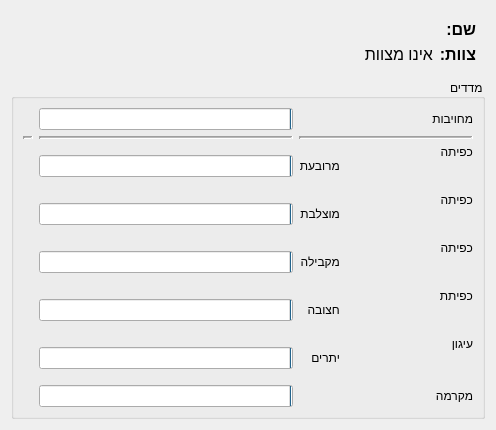
Qt form gui/resources/participantdialog.ui (PillowTweezers/PurMyun) before a commit.
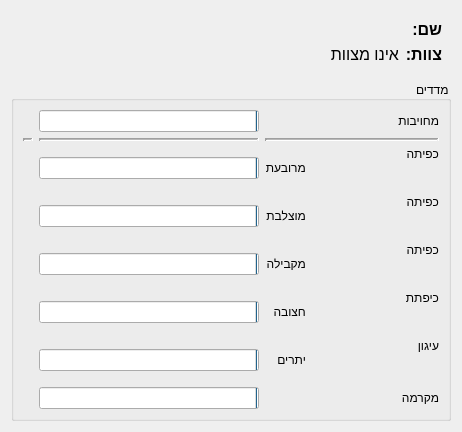
The same form after that commit.

```diff
--- a/gui/resources/participantdialog.ui
+++ b/gui/resources/participantdialog.ui
@@ -6,8 +6,8 @@
             <rect>
                 <x>0</x>
                 <y>0</y>
-                <width>496</width>
-                <height>429</height>
+                <width>462</width>
+                <height>432</height>
             </rect>
         </property>
         <property name="windowTitle">
@@ -192,7 +192,7 @@
                         <item row="5" column="0">
                             <widget class="QLabel" name="label_9">
                                 <property name="text">
-                                    <string>כפיתת
+                                    <string>כיפתת
                                         חצובה
                                     </string>
                                 </property>
```
